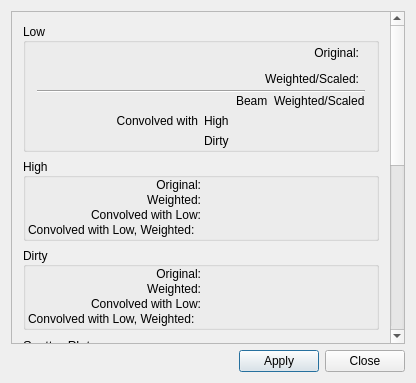
Old version of the form code/guitools/Feather/PreferencesColor.ui in the repository radio-astro/casa.
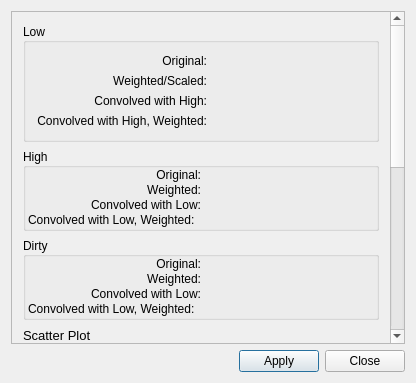
New version of the form.

The edit to the form file:
```diff
--- a/code/guitools/Feather/PreferencesColor.ui
+++ b/code/guitools/Feather/PreferencesColor.ui
@@ -13,7 +13,7 @@
   <property name="windowTitle">
    <string>PreferencesColor</string>
   </property>
-  <layout class="QVBoxLayout" name="verticalLayout_4">
+  <layout class="QVBoxLayout" name="verticalLayout_2">
    <item>
     <widget class="QScrollArea" name="scrollArea">
      <property name="sizePolicy">
@@ -32,12 +32,12 @@
       <property name="geometry">
        <rect>
         <x>0</x>
-        <y>-105</y>
+        <y>0</y>
         <width>378</width>
-        <height>796</height>
+        <height>779</height>
        </rect>
       </property>
-      <layout class="QVBoxLayout" name="verticalLayout_3">
+      <layout class="QVBoxLayout" name="verticalLayout">
        <item>
         <widget class="QGroupBox" name="groupBox_6">
          <property name="title">
@@ -46,19 +46,8 @@
          <property name="alignment">
           <set>Qt::AlignLeading|Qt::AlignLeft|Qt::AlignVCenter</set>
          </property>
-         <layout class="QVBoxLayout" name="verticalLayout_2">
-          <property name="spacing">
-           <number>1</number>
-          </property>
-          <property name="topMargin">
-           <number>0</number>
-          </property>
-          <property name="bottomMargin">
-           <number>1</number>
-          </property>
-          <item>
            <layout class="QGridLayout" name="gridLayout">
-            <item row="0" column="1">
+          <item row="0" column="0">
              <widget class="QLabel" name="label_2">
               <property name="text">
                <string>Original:</string>
@@ -68,10 +57,10 @@
               </property>
              </widget>
             </item>
-            <item row="0" column="2">
+          <item row="0" column="1">
              <widget class="QWidget" name="lowOriginalPreferences" native="true"/>
             </item>
-            <item row="1" column="1">
+          <item row="1" column="0">
              <widget class="QLabel" name="label_5">
               <property name="text">
                <string>Weighted/Scaled:</string>
@@ -81,131 +70,34 @@
               </property>
              </widget>
             </item>
-            <item row="1" column="2">
+          <item row="1" column="1">
              <widget class="QWidget" name="lowWeightedPreferences" native="true"/>
             </item>
-            <item row="0" column="0">
-             <spacer name="horizontalSpacer_9">
-              <property name="orientation">
-               <enum>Qt::Horizontal</enum>
-              </property>
-              <property name="sizeHint" stdset="0">
-               <size>
-                <width>40</width>
-                <height>20</height>
-               </size>
-              </property>
-             </spacer>
-            </item>
-            <item row="1" column="0">
-             <spacer name="horizontalSpacer_10">
-              <property name="orientation">
-               <enum>Qt::Horizontal</enum>
-              </property>
-              <property name="sizeHint" stdset="0">
-               <size>
-                <width>40</width>
-                <height>20</height>
-               </size>
-              </property>
-             </spacer>
-            </item>
-           </layout>
-          </item>
-          <item>
-           <widget class="Line" name="line">
-            <property name="orientation">
-             <enum>Qt::Horizontal</enum>
-            </property>
-           </widget>
-          </item>
-          <item>
-           <layout class="QHBoxLayout" name="horizontalLayout_4">
-            <item>
-             <layout class="QVBoxLayout" name="verticalLayout">
-              <item>
-               <spacer name="verticalSpacer">
-                <property name="orientation">
-                 <enum>Qt::Vertical</enum>
-                </property>
-                <property name="sizeHint" stdset="0">
-                 <size>
-                  <width>20</width>
-                  <height>17</height>
-                 </size>
-                </property>
-               </spacer>
-              </item>
-              <item>
-               <widget class="QLabel" name="label_6">
-                <property name="text">
-                 <string>Convolved with</string>
-                </property>
-                <property name="alignment">
-                 <set>Qt::AlignRight|Qt::AlignTrailing|Qt::AlignVCenter</set>
-                </property>
-               </widget>
-              </item>
-              <item>
-               <spacer name="verticalSpacer_2">
-                <property name="orientation">
-                 <enum>Qt::Vertical</enum>
-                </property>
-                <property name="sizeHint" stdset="0">
-                 <size>
-                  <width>20</width>
-                  <height>13</height>
-                 </size>
-                </property>
-               </spacer>
-              </item>
-             </layout>
-            </item>
-            <item>
-             <layout class="QGridLayout" name="gridLayout_3">
-              <item row="0" column="1">
-               <widget class="QLabel" name="label_10">
-                <property name="text">
-                 <string>Beam</string>
-                </property>
-               </widget>
-              </item>
-              <item row="0" column="2">
-               <widget class="QLabel" name="label_11">
-                <property name="text">
-                 <string>Weighted/Scaled</string>
-                </property>
-               </widget>
-              </item>
-              <item row="1" column="0">
+          <item row="2" column="0">
                <widget class="QLabel" name="label_7">
                 <property name="text">
-                 <string>High</string>
+             <string>Convolved with High:</string>
+            </property>
+            <property name="alignment">
+             <set>Qt::AlignRight|Qt::AlignTrailing|Qt::AlignVCenter</set>
                 </property>
                </widget>
               </item>
-              <item row="1" column="1">
+          <item row="2" column="1">
                <widget class="QWidget" name="lowConvolvedHighPreferences" native="true"/>
               </item>
-              <item row="1" column="2">
-               <widget class="QWidget" name="lowConvolvedHighWeightedPreferences" native="true"/>
-              </item>
-              <item row="2" column="0">
+          <item row="3" column="0">
                <widget class="QLabel" name="label_9">
                 <property name="text">
-                 <string>Dirty</string>
+             <string>Convolved with High, Weighted:</string>
+            </property>
+            <property name="alignment">
+             <set>Qt::AlignRight|Qt::AlignTrailing|Qt::AlignVCenter</set>
                 </property>
                </widget>
               </item>
-              <item row="2" column="1">
-               <widget class="QWidget" name="lowConvolvedDirtyPreferences" native="true"/>
-              </item>
-              <item row="2" column="2">
-               <widget class="QWidget" name="lowConvolvedDirtyWeightedPreferences" native="true"/>
-              </item>
-             </layout>
-            </item>
-           </layout>
+          <item row="3" column="1">
+           <widget class="QWidget" name="lowConvolvedHighWeightedPreferences" native="true"/>
           </item>
          </layout>
         </widget>
```
Lines whose indentation alone changed are shown as unchanged.
